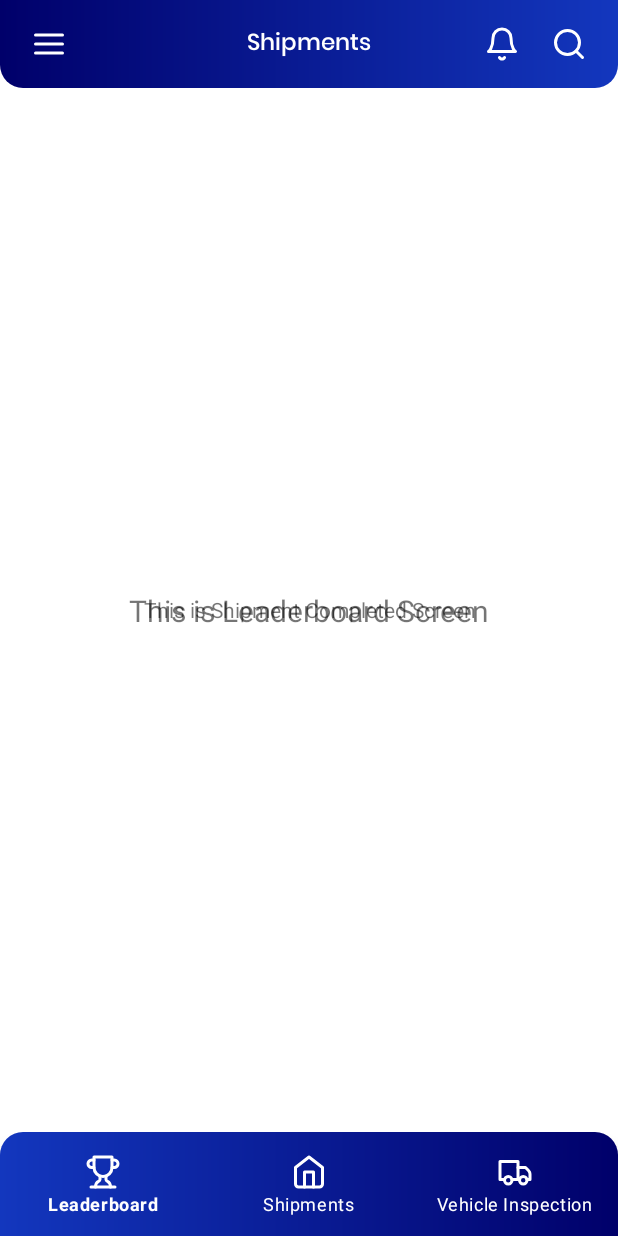
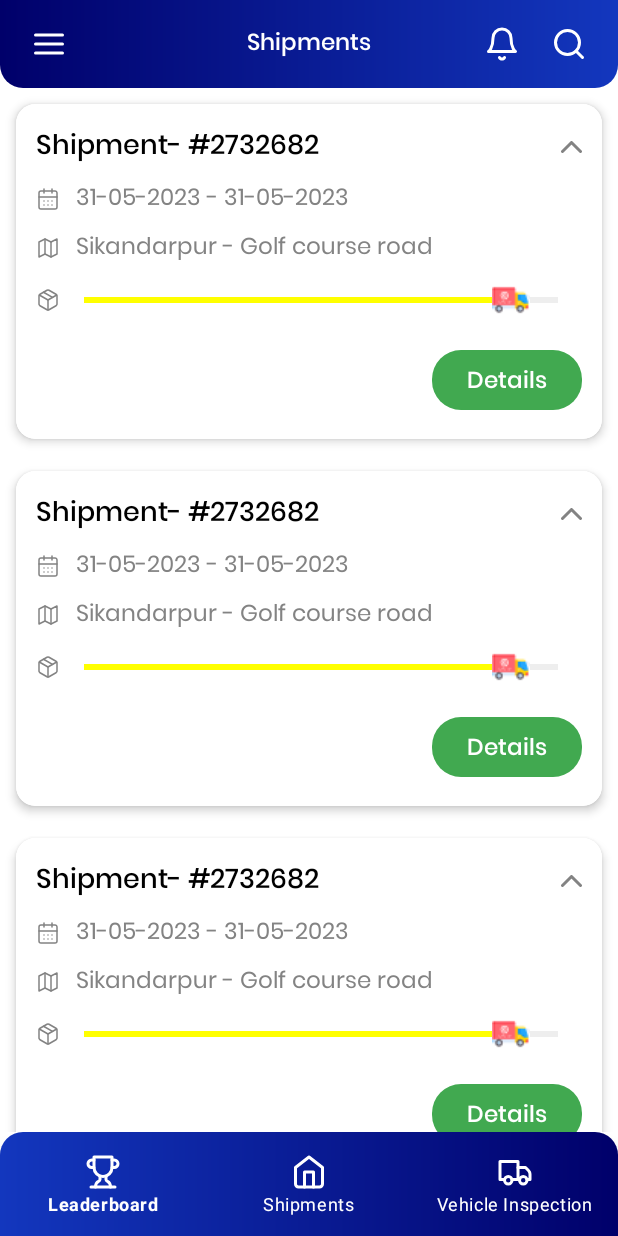
Before and after one commit to sahilpvns/DriveOP, an Android app: the fragment ShipmentCompletedFragment placed in its activity, on a phone screen of 412 x 824 dp. Run offline under Robolectric (Android 15) with nearby library versions, the light colour scheme and no system bars; our stand-ins replace navigation-ui, sdp/ssp sizes.

Commit message:
improve image screen

```diff
--- a/app/src/main/java/com/supplyop/driveop/login/fragment/ShipmentCompletedFragment.kt
+++ b/app/src/main/java/com/supplyop/driveop/login/fragment/ShipmentCompletedFragment.kt
@@ -5,9 +5,11 @@ import android.view.LayoutInflater
 import android.view.View
 import android.view.ViewGroup
 import androidx.fragment.app.Fragment
+import androidx.recyclerview.widget.LinearLayoutManager
 import com.supplyop.driveop.R
 import com.supplyop.driveop.databinding.FragmentShipmentCompletedBinding
 import com.supplyop.driveop.databinding.FragmentShipmentCurrentBinding
+import com.supplyop.driveop.ui.adapter.ShipmentAdapter
 
 
 class ShipmentCompletedFragment : Fragment() {
@@ -21,9 +23,13 @@ class ShipmentCompletedFragment : Fragment() {
 
     override fun onCreateView(
         inflater: LayoutInflater, container: ViewGroup?,
-        savedInstanceState: Bundle?): View? {
+        savedInstanceState: Bundle?): View {
         _binding = FragmentShipmentCompletedBinding.inflate(inflater, container, false)
 
+        binding.apply {
+            rvItemShipment.layoutManager = LinearLayoutManager(context)
+            rvItemShipment.adapter = ShipmentAdapter()
+        }
 
         return binding.root
     }
--- a/app/src/main/java/com/supplyop/driveop/ui/adapter/ShipmentAdapter.kt
+++ b/app/src/main/java/com/supplyop/driveop/ui/adapter/ShipmentAdapter.kt
@@ -1,11 +1,12 @@
 package com.supplyop.driveop.ui.adapter
 
 import android.content.Intent
+import android.content.res.ColorStateList
+import android.graphics.Color
 import android.view.LayoutInflater
-import android.view.View
 import android.view.ViewGroup
+import android.widget.Toast
 import androidx.recyclerview.widget.RecyclerView
-import com.supplyop.driveop.R
 import com.supplyop.driveop.databinding.ItemShipmentBinding
 import com.supplyop.driveop.ui.activity.ShipmentDetailsActivity
 
@@ -21,24 +22,39 @@ class ShipmentAdapter() : RecyclerView.Adapter<ShipmentAdapter.ViewHolder>() {
     }
 
     override fun onBindViewHolder(holder: ShipmentAdapter.ViewHolder, position: Int) {
-        holder.itemBinding.tvShipment.setOnClickListener {
+        holder.itemBinding.apply {
 
-//            var flag = true
-//            if (flag) {
-//                holder.itemBinding.tvShipment.setCompoundDrawablesWithIntrinsicBounds(0, 0, R.drawable.arrow_down, 0)
-//                flag = true
-//            } else {
-//                holder.itemBinding.tvShipment.setCompoundDrawablesWithIntrinsicBounds(0, 0, R.drawable.arrow_up, 0)
-//               flag=  false
-//            }
+            tvShipment.setOnClickListener {
+                Toast.makeText(it.context, "Click", Toast.LENGTH_SHORT).show()
+            }
+
+            tvDetails.setOnClickListener {
+                val intent = Intent(it.context, ShipmentDetailsActivity::class.java)
+                it.context.startActivity(intent)
+
+            }
+
+
+
+            progressTruck.progress = 90
+            progressTruck.isEnabled = false
+
+            if (progressTruck.progress == 100) {
+                progressTruck.progressTintList = ColorStateList.valueOf(Color.GREEN)
+            } else if (progressTruck.progress <= 50) {
+                progressTruck.progressTintList = ColorStateList.valueOf(Color.YELLOW)
+            } else {
+                progressTruck.progressTintList = ColorStateList.valueOf(Color.YELLOW)
+            }
+
 
         }
 
-        holder.itemBinding.tvDetails.setOnClickListener {
-            val intent = Intent(it.context, ShipmentDetailsActivity::class.java)
-            it.context.startActivity(intent)
 
-        }
+//        android:drawableEnd="@{item.selected ? (ContextCompat.getDrawable(context,R.drawable.ic_arrow_up_blue)) :
+//        (ContextCompat.getDrawable(context,R.drawable.ic_arrow_down_2_blue))}"
+
+
     }
 
     override fun getItemCount() = 15
--- a/app/src/main/res/layout/fragment_shipment.xml
+++ b/app/src/main/res/layout/fragment_shipment.xml
@@ -18,6 +18,7 @@
         android:letterSpacing="0"
         android:paddingHorizontal="@dimen/_15sdp"
         android:text="@string/current"
+        android:stateListAnimator="@null"
         android:textAllCaps="false"
         android:textColor="@color/white"
         app:cornerRadius="@dimen/_16sdp"
@@ -38,6 +39,7 @@
         android:paddingHorizontal="@dimen/_15sdp"
         android:textAllCaps="false"
         android:text="@string/completed"
+        android:stateListAnimator="@null"
         android:textColor="@color/dark_blue"
         app:backgroundTint="@android:color/white"
         app:cornerRadius="@dimen/_16sdp"
--- a/app/src/main/res/layout/fragment_shipment_completed.xml
+++ b/app/src/main/res/layout/fragment_shipment_completed.xml
@@ -1,14 +1,15 @@
 <?xml version="1.0" encoding="utf-8"?>
-<FrameLayout xmlns:android="http://schemas.android.com/apk/res/android"
+<androidx.constraintlayout.widget.ConstraintLayout xmlns:android="http://schemas.android.com/apk/res/android"
     xmlns:tools="http://schemas.android.com/tools"
     android:layout_width="match_parent"
     android:layout_height="match_parent"
     tools:context=".login.fragment.ShipmentCompletedFragment">
 
-    <TextView
+    <androidx.recyclerview.widget.RecyclerView
+        android:id="@+id/rvItemShipment"
         android:layout_width="match_parent"
         android:layout_height="match_parent"
-        android:gravity="center"
-        android:text="This is Shipment Completed Screen" />
+        tools:itemCount="8"
+        tools:listitem="@layout/item_shipment" />
 
-</FrameLayout>
+</androidx.constraintlayout.widget.ConstraintLayout>
--- a/app/src/main/res/layout/fragment_shipment_general_details.xml
+++ b/app/src/main/res/layout/fragment_shipment_general_details.xml
@@ -64,9 +64,6 @@
             android:id="@+id/progressTruck"
             android:layout_width="0dp"
             android:layout_height="wrap_content"
-            android:layout_marginHorizontal="@dimen/_12sdp"
-            android:max="100"
-            android:progress="20"
             android:thumb="@drawable/truck25x"
             app:layout_constraintBottom_toBottomOf="@+id/ivTripStatus"
             app:layout_constraintEnd_toEndOf="parent"
--- a/app/src/main/res/layout/item_shipment.xml
+++ b/app/src/main/res/layout/item_shipment.xml
@@ -20,7 +20,7 @@
             android:layout_height="wrap_content"
             android:fontFamily="@font/poppins_medium"
             android:text="Shipment- #2732682"
-            android:drawableEnd="@drawable/shipment_arrow_button"
+            android:drawableEnd="@drawable/arrow_up"
             android:textColor="@android:color/black"
             android:textSize="@dimen/_14sdp"
             app:layout_constraintStart_toStartOf="parent"
@@ -63,13 +63,12 @@
             app:layout_constraintStart_toStartOf="@+id/tvShipment"
             app:layout_constraintTop_toBottomOf="@+id/tvAddress" />
 
-        <SeekBar
+        <androidx.appcompat.widget.AppCompatSeekBar
             android:id="@+id/progressTruck"
             android:layout_width="0dp"
             android:layout_height="wrap_content"
-            android:max="100"
-            android:progress="20"
             android:thumb="@drawable/truck25x"
+            style="@style/Widget.AppCompat.ProgressBar.Horizontal"
             app:layout_constraintBottom_toBottomOf="@+id/ivTripStatus"
             app:layout_constraintEnd_toEndOf="parent"
             app:layout_constraintStart_toEndOf="@+id/ivTripStatus"
@@ -78,13 +77,14 @@
         <com.google.android.material.button.MaterialButton
             android:id="@+id/tvDetails"
             android:layout_width="wrap_content"
-            android:layout_height="@dimen/_36sdp"
+            android:layout_height="@dimen/_40sdp"
             android:layout_marginTop="@dimen/_15sdp"
             android:fontFamily="@font/poppins_medium"
             android:includeFontPadding="false"
             android:letterSpacing="0"
-            android:paddingHorizontal="@dimen/_15sdp"
+            android:paddingHorizontal="@dimen/_18sdp"
             android:text="@string/details"
+            android:stateListAnimator="@null"
             app:backgroundTint="@color/green"
             android:textAllCaps="false"
             app:cornerRadius="@dimen/_15sdp"
```
Also changed, not shown: app/src/main/java/com/supplyop/driveop/login/fragment/ShipmentGeneralDetailsFragment.kt (+15 -4 lines), app/src/main/res/layout/fragment_digital_copies.xml (+4 -4 lines), app/src/main/res/drawable/image_download.png (added).
